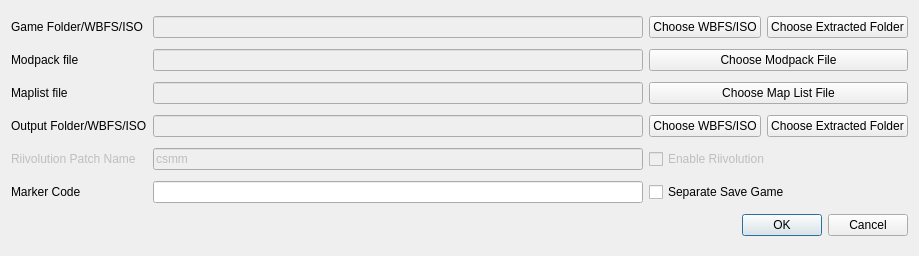
This is quicksetupdialog.ui in FortuneStreetModding/csmm-qt as Qt 5 draws it before an edit. The edited form follows.
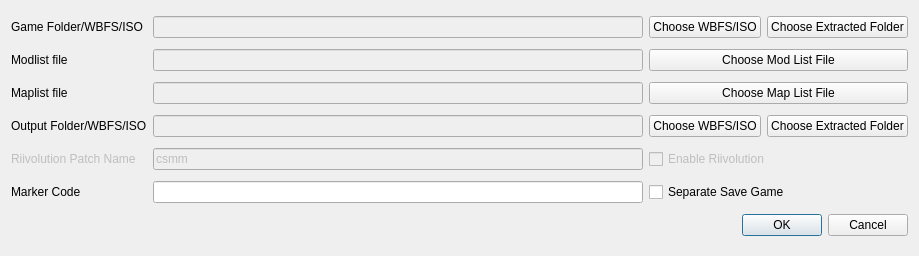
This is the edited form.

Commit message: update mod pack -> mod list in ui

```diff
--- a/quicksetupdialog.ui
+++ b/quicksetupdialog.ui
@@ -74,7 +74,7 @@
    <item row="1" column="2" colspan="2">
     <widget class="QPushButton" name="chooseModpackFile">
      <property name="text">
-      <string>Choose Modpack File</string>
+      <string>Choose Mod List File</string>
      </property>
     </widget>
    </item>
@@ -112,7 +112,7 @@
    <item row="1" column="0">
     <widget class="QLabel" name="label_2">
      <property name="text">
-      <string>Modpack file</string>
+      <string>Modlist file</string>
      </property>
     </widget>
    </item>
```
The commit also changes 2 other files.
